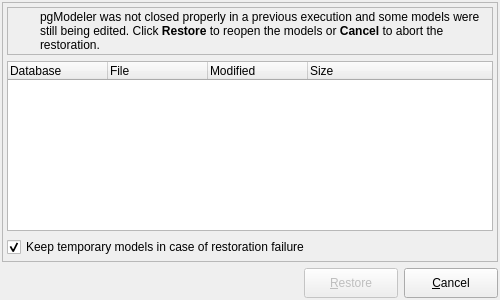
pgmodeler/pgmodeler, file libs/libgui/ui/tools/modelrestorationform.ui: the form before one commit.
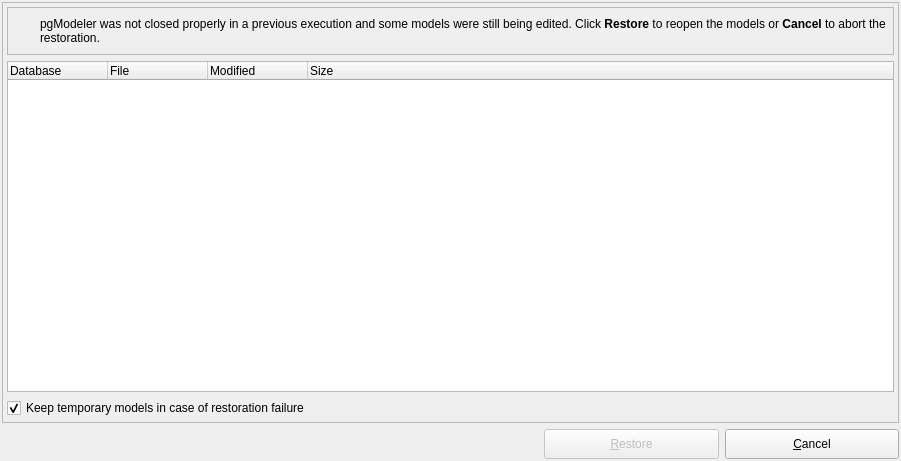
The form after the commit. Icons and pictures are not drawn.

Patch:
```diff
--- a/libs/libgui/ui/tools/modelrestorationform.ui
+++ b/libs/libgui/ui/tools/modelrestorationform.ui
@@ -9,8 +9,8 @@
    <rect>
     <x>0</x>
     <y>0</y>
-    <width>500</width>
-    <height>300</height>
+    <width>901</width>
+    <height>461</height>
    </rect>
   </property>
   <property name="sizePolicy">
```
Left out of the diff: 2 changed lines with no effect on the pictures.
